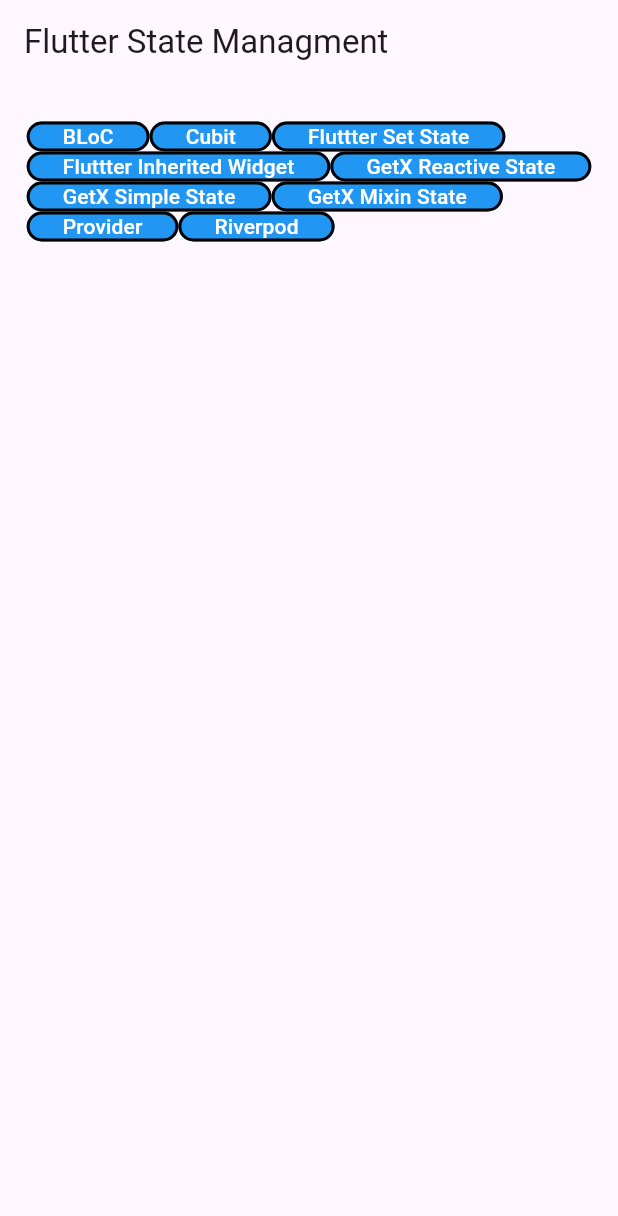
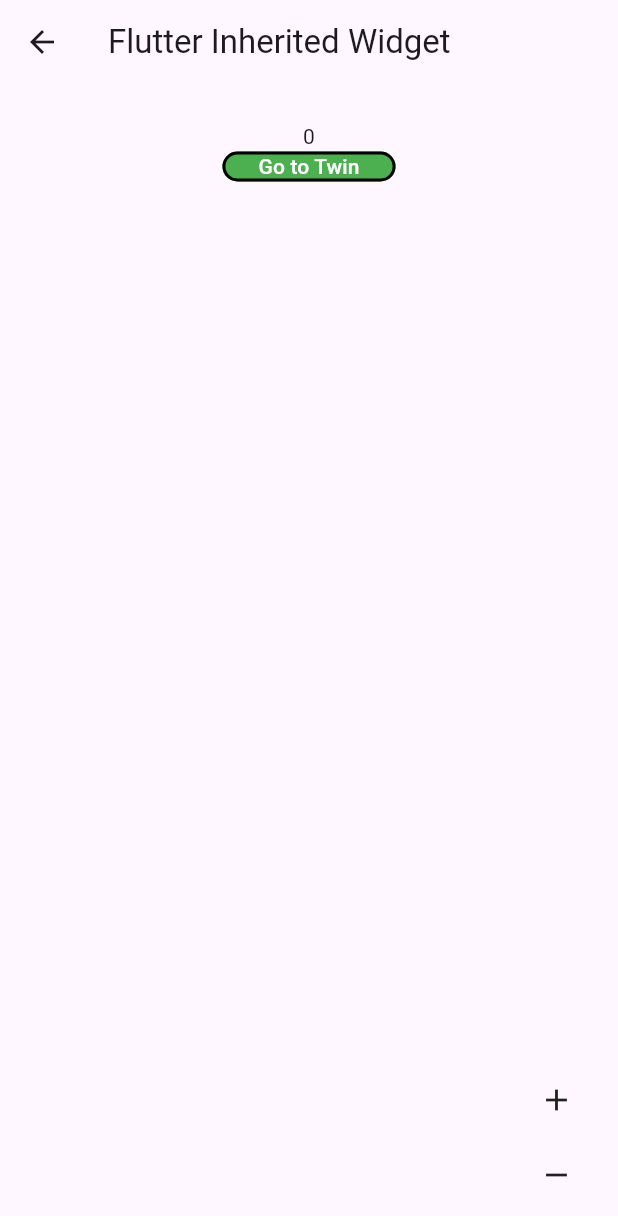
Before and after one commit to aleax888/flutter_state_managment, a Flutter app: the screen it shows after launch, after a tap on "Fluttter Inherited Widget", on a phone screen of 412 x 824 dp. Shown: the top 1216 px of the screen. Run offline on Flutter 3.47's test engine with Material 3 defaults, Android fonts, the phone set to English and light mode, and no system bars; our stand-ins replace bloc, flutter_bloc, get.

Commit message:
feat(flutter inherited widget): add flutter inherited widget sample

```diff
--- /dev/null
+++ b/lib/flutter_inherited_widget/inherited_widget/counter_inherited_widget.dart
@@ -0,0 +1,28 @@
+import 'package:flutter/material.dart';
+
+class CounterInheritedWidget extends InheritedWidget {
+  final int counter;
+  final VoidCallback increment;
+  final VoidCallback decrement;
+  const CounterInheritedWidget({
+    super.key,
+    required super.child,
+    required this.counter,
+    required this.increment,
+    required this.decrement,
+  });
+
+  static CounterInheritedWidget? maybeOf(BuildContext context) {
+    return context.dependOnInheritedWidgetOfExactType<CounterInheritedWidget>();
+  }
+
+  static CounterInheritedWidget of(BuildContext context) {
+    final CounterInheritedWidget? result = maybeOf(context);
+    assert(result != null, 'No Counter found in context');
+    return result!;
+  }
+
+  @override
+  bool updateShouldNotify(CounterInheritedWidget oldWidget) =>
+      counter != oldWidget.counter;
+}
--- /dev/null
+++ b/lib/flutter_inherited_widget/inherited_widget/counter_state_container.dart
@@ -0,0 +1,32 @@
+import 'package:flutter/material.dart';
+import 'package:flutter_state_managment/flutter_inherited_widget/inherited_widget/counter_inherited_widget.dart';
+
+class CounterStateContainer extends StatefulWidget {
+  final Widget child;
+  const CounterStateContainer({super.key, required this.child});
+
+  @override
+  State<CounterStateContainer> createState() => _CounterStateContainerState();
+}
+
+class _CounterStateContainerState extends State<CounterStateContainer> {
+  int _counter = 0;
+
+  @override
+  Widget build(BuildContext context) {
+    return CounterInheritedWidget(
+      counter: _counter,
+      increment: () {
+        setState(() {
+          _counter++;
+        });
+      },
+      decrement: () {
+        setState(() {
+          _counter--;
+        });
+      },
+      child: widget.child,
+    );
+  }
+}
--- /dev/null
+++ b/lib/flutter_inherited_widget/pages/flutter_inherited_widget_page.dart
@@ -0,0 +1,30 @@
+// flutter
+import 'package:flutter/material.dart';
+
+// components
+import 'package:flutter_state_managment/components/sample_page.dart';
+import 'package:flutter_state_managment/flutter_inherited_widget/inherited_widget/counter_inherited_widget.dart';
+import 'package:flutter_state_managment/flutter_inherited_widget/pages/flutter_inherited_widget_twin_page.dart';
+
+class FlutterInheritedWidgetPage extends StatelessWidget {
+  final String title = "Flutter Inherited Widget";
+  const FlutterInheritedWidgetPage({super.key});
+
+  @override
+  Widget build(BuildContext context) {
+    return SamplePage(
+      title: title,
+      counter: Text(CounterInheritedWidget.of(context).counter.toString()),
+      goToTwinPage: () {
+        Navigator.push(
+          context,
+          MaterialPageRoute(
+            builder: (context) => FlutterInheritedWidgetTwinPage(title: title),
+          ),
+        );
+      },
+      increment: CounterInheritedWidget.of(context).increment,
+      decrement: CounterInheritedWidget.of(context).decrement,
+    );
+  }
+}
--- a/lib/home/home_page.dart
+++ b/lib/home/home_page.dart
@@ -13,6 +13,7 @@ import 'package:flutter_state_managment/components/custom_button.dart';
 // pages
 import 'package:flutter_state_managment/bloc/pages/bloc_page.dart';
 import 'package:flutter_state_managment/cubit/pages/cubit_page.dart';
+import 'package:flutter_state_managment/flutter_inherited_widget/pages/flutter_inherited_widget_page.dart';
 import 'package:flutter_state_managment/flutter_set_state/flutter_set_state_page.dart';
 import 'package:flutter_state_managment/getx_mixin_state/pages/getx_mixin_state_page.dart';
 import 'package:flutter_state_managment/getx_reactive_state/pages/getx_reactive_state_page.dart';
@@ -78,10 +79,19 @@ class HomePage extends StatelessWidget {
                 );
               },
             ),
+
+            // Flutter Inherited Widget
             CustomButton(
               label: 'Fluttter Inherited Widget',
               color: Colors.blue,
-              onPressed: () {},
+              onPressed: () {
+                Navigator.push(
+                  context,
+                  MaterialPageRoute(
+                    builder: (context) => FlutterInheritedWidgetPage(),
+                  ),
+                );
+              },
             ),
 
             // Get X Reactive State
@@ -119,9 +129,7 @@ class HomePage extends StatelessWidget {
               onPressed: () {
                 Navigator.push(
                   context,
-                  MaterialPageRoute(
-                    builder: (context) => GetXMixinStatePage(),
-                  ),
+                  MaterialPageRoute(builder: (context) => GetXMixinStatePage()),
                 );
               },
             ),
--- a/lib/main.dart
+++ b/lib/main.dart
@@ -1,5 +1,8 @@
 // flutter
 import 'package:flutter/material.dart';
+
+// inherited widget
+import 'package:flutter_state_managment/flutter_inherited_widget/inherited_widget/counter_state_container.dart';
 
 // pages
 import 'package:flutter_state_managment/home/home_page.dart';
@@ -13,10 +16,12 @@ class MyApp extends StatelessWidget {
 
   @override
   Widget build(BuildContext context) {
-    return MaterialApp(
-      debugShowCheckedModeBanner: false,
-      title: 'Flutter State Managment',
-      home: const HomePage(),
+    return CounterStateContainer(
+      child: MaterialApp(
+        debugShowCheckedModeBanner: false,
+        title: 'Flutter State Managment',
+        home: const HomePage(),
+      ),
     );
   }
 }
```
Also changed, not shown: lib/flutter_inherited_widget/pages/flutter_inherited_widget_twin_page.dart (added, +22 -0 lines).
